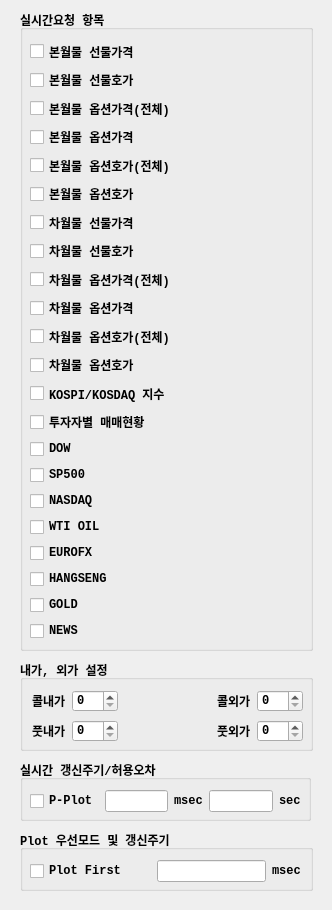
This is UI/realtimeitem.ui in skygoldfish/SkyBot as Qt 5 draws it before an edit. The edited form follows.
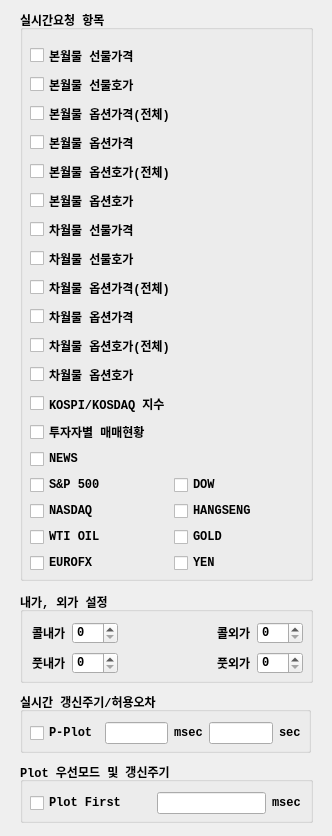
This is the edited form.

Commit message: 소스정리

```diff
--- a/UI/realtimeitem.ui
+++ b/UI/realtimeitem.ui
@@ -7,7 +7,7 @@
     <x>0</x>
     <y>0</y>
     <width>332</width>
-    <height>910</height>
+    <height>836</height>
    </rect>
   </property>
   <property name="windowTitle">
@@ -19,7 +19,7 @@
      <x>20</x>
      <y>10</y>
      <width>293</width>
-     <height>641</height>
+     <height>571</height>
     </rect>
    </property>
    <property name="font">
@@ -35,13 +35,13 @@
    <property name="flat">
     <bool>false</bool>
    </property>
-   <widget class="QWidget" name="layoutWidget">
+   <widget class="QWidget" name="">
     <property name="geometry">
      <rect>
       <x>10</x>
-      <y>30</y>
-      <width>271</width>
-      <height>601</height>
+      <y>34</y>
+      <width>281</width>
+      <height>529</height>
      </rect>
     </property>
     <layout class="QVBoxLayout" name="verticalLayout">
@@ -242,6 +242,36 @@
       </widget>
      </item>
      <item>
+      <widget class="QCheckBox" name="checkBox_news">
+       <property name="font">
+        <font>
+         <family>Consolas</family>
+         <weight>75</weight>
+         <bold>true</bold>
+        </font>
+       </property>
+       <property name="text">
+        <string>NEWS</string>
+       </property>
+      </widget>
+     </item>
+     <item>
+      <layout class="QHBoxLayout" name="horizontalLayout_5">
+       <item>
+        <widget class="QCheckBox" name="checkBox_sp500">
+         <property name="font">
+          <font>
+           <family>Consolas</family>
+           <weight>75</weight>
+           <bold>true</bold>
+          </font>
+         </property>
+         <property name="text">
+          <string>S&amp;&amp;P 500</string>
+         </property>
+        </widget>
+       </item>
+       <item>
       <widget class="QCheckBox" name="checkBox_dow">
        <property name="font">
         <font>
@@ -255,20 +285,10 @@
        </property>
       </widget>
      </item>
-     <item>
-      <widget class="QCheckBox" name="checkBox_sp500">
-       <property name="font">
-        <font>
-         <family>Consolas</family>
-         <weight>75</weight>
-         <bold>true</bold>
-        </font>
-       </property>
-       <property name="text">
-        <string>SP500</string>
-       </property>
-      </widget>
+      </layout>
      </item>
+     <item>
+      <layout class="QHBoxLayout" name="horizontalLayout_6">
      <item>
       <widget class="QCheckBox" name="checkBox_nasdaq">
        <property name="font">
@@ -283,34 +303,6 @@
        </property>
       </widget>
      </item>
-     <item>
-      <widget class="QCheckBox" name="checkBox_oil">
-       <property name="font">
-        <font>
-         <family>Consolas</family>
-         <weight>75</weight>
-         <bold>true</bold>
-        </font>
-       </property>
-       <property name="text">
-        <string>WTI OIL</string>
-       </property>
-      </widget>
-     </item>
-     <item>
-      <widget class="QCheckBox" name="checkBox_eurofx">
-       <property name="font">
-        <font>
-         <family>Consolas</family>
-         <weight>75</weight>
-         <bold>true</bold>
-        </font>
-       </property>
-       <property name="text">
-        <string>EUROFX</string>
-       </property>
-      </widget>
-     </item>
      <item>
       <widget class="QCheckBox" name="checkBox_hangseng">
        <property name="font">
@@ -325,6 +317,24 @@
        </property>
       </widget>
      </item>
+      </layout>
+     </item>
+     <item>
+      <layout class="QHBoxLayout" name="horizontalLayout_7">
+       <item>
+        <widget class="QCheckBox" name="checkBox_oil">
+         <property name="font">
+          <font>
+           <family>Consolas</family>
+           <weight>75</weight>
+           <bold>true</bold>
+          </font>
+         </property>
+         <property name="text">
+          <string>WTI OIL</string>
+         </property>
+        </widget>
+       </item>
      <item>
       <widget class="QCheckBox" name="checkBox_gold">
        <property name="font">
@@ -339,8 +349,12 @@
        </property>
       </widget>
      </item>
+      </layout>
+     </item>
      <item>
-      <widget class="QCheckBox" name="checkBox_news">
+      <layout class="QHBoxLayout" name="horizontalLayout_8">
+       <item>
+        <widget class="QCheckBox" name="checkBox_eurofx">
        <property name="font">
         <font>
          <family>Consolas</family>
@@ -349,9 +363,25 @@
         </font>
        </property>
        <property name="text">
-        <string>NEWS</string>
-       </property>
-      </widget>
+          <string>EUROFX</string>
+         </property>
+        </widget>
+       </item>
+       <item>
+        <widget class="QCheckBox" name="checkBox_yen">
+         <property name="font">
+          <font>
+           <family>Consolas</family>
+           <weight>75</weight>
+           <bold>true</bold>
+          </font>
+         </property>
+         <property name="text">
+          <string>YEN</string>
+         </property>
+        </widget>
+       </item>
+      </layout>
      </item>
     </layout>
    </widget>
@@ -360,7 +390,7 @@
    <property name="geometry">
     <rect>
      <x>20</x>
-     <y>830</y>
+     <y>762</y>
      <width>293</width>
      <height>61</height>
     </rect>
@@ -443,7 +473,7 @@
    <property name="geometry">
     <rect>
      <x>20</x>
-     <y>760</y>
+     <y>692</y>
      <width>291</width>
      <height>61</height>
     </rect>
@@ -458,7 +488,7 @@
    <property name="title">
     <string>실시간 갱신주기/허용오차</string>
    </property>
-   <widget class="QWidget" name="">
+   <widget class="QWidget" name="layoutWidget">
     <property name="geometry">
      <rect>
       <x>10</x>
@@ -522,7 +552,7 @@
    <property name="geometry">
     <rect>
      <x>20</x>
-     <y>660</y>
+     <y>592</y>
      <width>293</width>
      <height>91</height>
     </rect>
```
Lines whose indentation alone changed are shown as unchanged. The commit also changes 2 other files.
